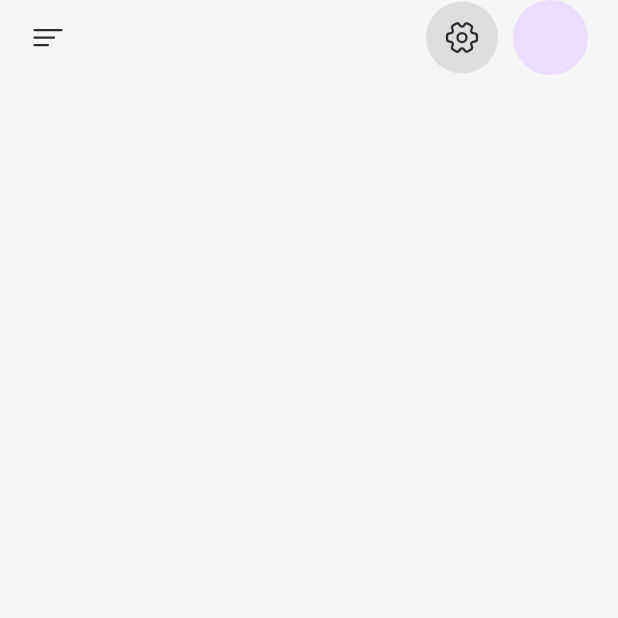
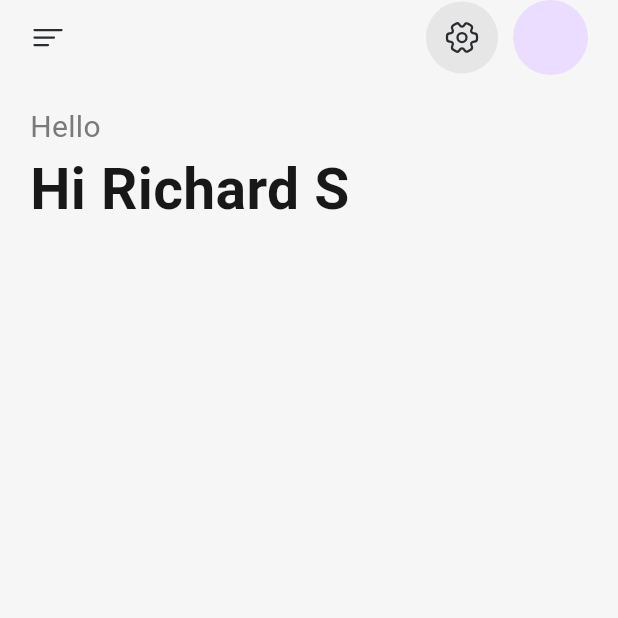
Before and after one commit to dizzpy/UI-Clone, a Flutter app: the screen it shows after launch, on a phone screen of 412 x 824 dp, the top half of it. Run offline on Flutter 3.47's test engine with Material 3 defaults, Android fonts, the phone set to English and light mode, and no system bars; our stand-ins replace flutter_svg.

```diff
--- /dev/null
+++ b/lib/components/custom_appbar.dart
@@ -0,0 +1,35 @@
+import 'package:flutter/material.dart';
+import 'package:flutter_svg/svg.dart';
+import 'package:ui_clone/components/custom_icon_button.dart';
+
+class CustomAppBar extends StatelessWidget {
+  const CustomAppBar({
+    super.key,
+  });
+
+  @override
+  Widget build(BuildContext context) {
+    return Row(
+      mainAxisAlignment: MainAxisAlignment.spaceBetween,
+      children: [
+        // menu icon
+        SvgPicture.asset('assets/menu.svg'),
+
+        // setting + pfp
+        Row(
+          children: [
+            // setting
+            CustomIconButton(),
+
+            SizedBox(width: 10),
+
+            // pfp
+            CircleAvatar(
+              radius: 25,
+            ),
+          ],
+        ),
+      ],
+    );
+  }
+}
--- a/lib/const/colors.dart
+++ b/lib/const/colors.dart
@@ -3,4 +3,5 @@ import 'package:flutter/material.dart';
 const Color kBackGround = Color(0xFFF6F6F6);
 const Color kWhite = Color(0xFFFFFFFF);
 const Color kTextBlack = Color(0xFF181818);
-const Color kIconButtonBG = Color.fromARGB(255, 223, 222, 222);
+const Color kIconButtonBG = Color.fromARGB(255, 231, 230, 230);
+const Color kTextGray = Color(0xff7A7A7C);
--- a/lib/screens/home_page.dart
+++ b/lib/screens/home_page.dart
@@ -1,6 +1,6 @@
 import 'package:flutter/material.dart';
-import 'package:flutter_svg/svg.dart';
-import 'package:ui_clone/components/custom_icon_button.dart';
+
+import 'package:ui_clone/components/custom_appbar.dart';
 import 'package:ui_clone/const/colors.dart';
 
 class HomePage extends StatelessWidget {
@@ -14,32 +14,35 @@ class HomePage extends StatelessWidget {
         child: Padding(
           padding: const EdgeInsets.symmetric(horizontal: 20.0),
           child: Column(
+            crossAxisAlignment: CrossAxisAlignment.start,
             children: [
               // appbar
-              Row(
-                mainAxisAlignment: MainAxisAlignment.spaceBetween,
+              CustomAppBar(),
+
+              SizedBox(height: 20),
+
+              // text
+              Column(
+                crossAxisAlignment: CrossAxisAlignment.start,
                 children: [
-                  // menu icon
-                  SvgPicture.asset('assets/menu.svg'),
-
-                  // setting + pfp
-                  Row(
-                    children: [
-                      // setting
-                      CustomIconButton(),
-
-                      SizedBox(width: 10),
-
-                      // pfp
-                      CircleAvatar(
-                        radius: 25,
-                      ),
-                    ],
+                  Text(
+                    'Hello',
+                    style: TextStyle(
+                        fontWeight: FontWeight.w400,
+                        fontSize: 20,
+                        color: kTextGray),
+                  ),
+                  Text(
+                    'Hi Richard S',
+                    style: TextStyle(
+                        fontWeight: FontWeight.w600,
+                        fontSize: 38,
+                        color: kTextBlack),
                   ),
                 ],
               ),
 
-              // text
+              // card
             ],
           ),
         ),
--- a/pubspec.yaml
+++ b/pubspec.yaml
@@ -36,6 +36,7 @@ dependencies:
   # Use with the CupertinoIcons class for iOS style icons.
   cupertino_icons: ^1.0.6
   flutter_svg: ^2.0.10+1
+  google_fonts: ^6.2.1
 
 dev_dependencies:
   flutter_test:
```
Also changed, not shown: pubspec.lock, 3 other files.
